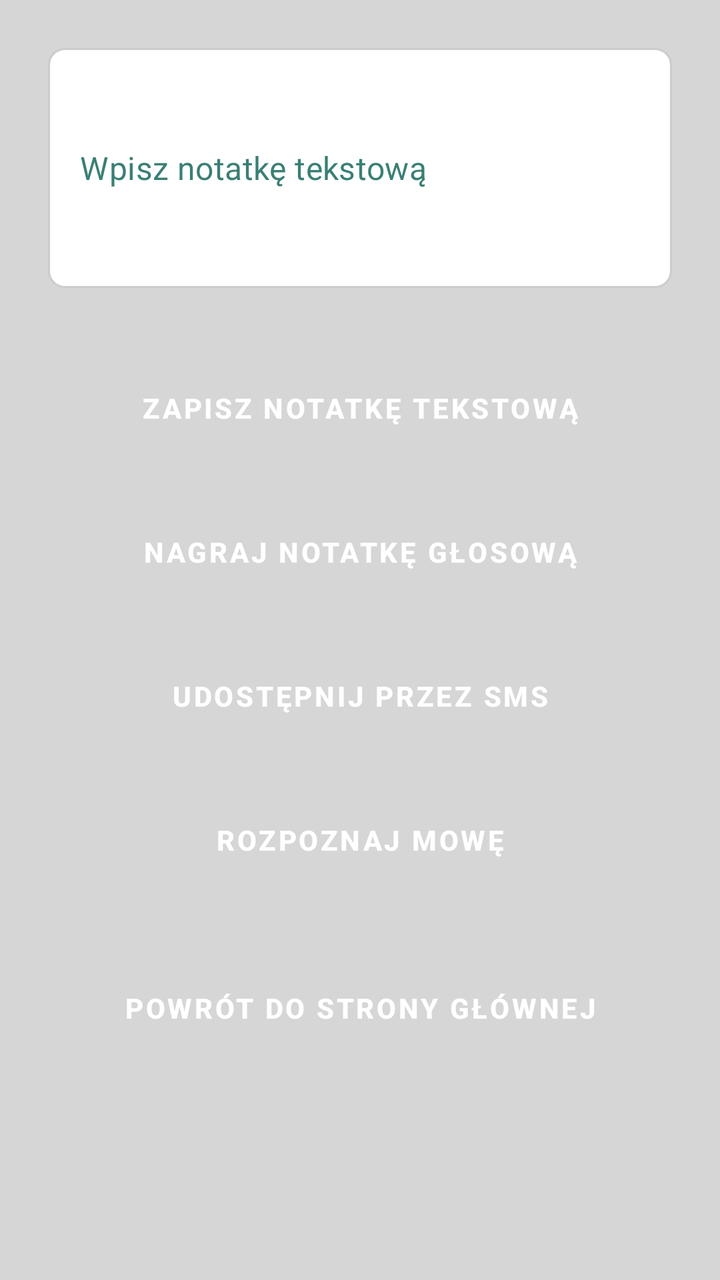
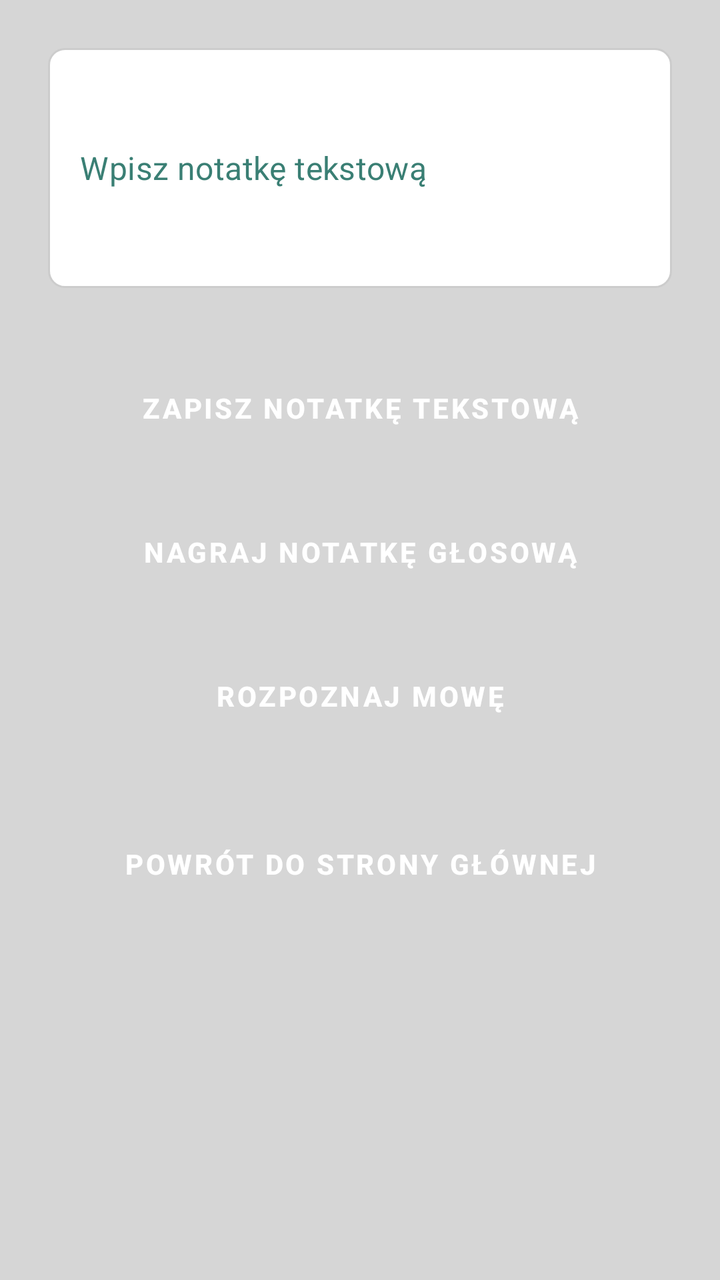

Compare the two renders of this Android layout. The source of the first and the diff that turns it into the second are given below.
<!-- AndroidManifest.xml: application theme Theme.GigaNotatnik -->
<!-- res/layout/activity_create_note.xml -->
<ScrollView xmlns:android="http://schemas.android.com/apk/res/android"
    android:orientation="vertical"
    android:layout_width="match_parent"
    android:layout_height="match_parent"
    android:background="?attr/colorSurface"
    android:padding="24dp">

    <LinearLayout
        android:orientation="vertical"
        android:layout_width="match_parent"
        android:layout_height="wrap_content">

        <EditText
            android:id="@+id/editTextNote"
            style="@style/AppEditText"
            android:minHeight="120dp"
            android:hint="@string/note_hint"
            android:inputType="textMultiLine"
            android:layout_marginBottom="24dp"
            android:layout_width="match_parent"
            android:layout_height="wrap_content"/>

        <Button
            android:id="@+id/btnSaveText"
            style="@style/AppButton"
            android:text="@string/save_text_note"
            android:layout_marginBottom="12dp"/>

        <Button
            android:id="@+id/btnRecord"
            style="@style/AppButton"
            android:text="@string/record_note"
            android:layout_marginBottom="12dp"/>

        <Button
            android:id="@+id/btnShare"
            style="@style/AppButton"
            android:text="@string/share_sms"
            android:layout_marginBottom="12dp"/>

        <Button
            android:id="@+id/btnSpeechToText"
            style="@style/AppButton"
            android:text="@string/speech_to_text"
            android:layout_marginBottom="12dp"/>

        <Button
            android:id="@+id/btnBackToMain"
            style="@style/AppButton"
            android:text="@string/back_to_main"
            android:layout_marginTop="24dp"/>
    </LinearLayout>
</ScrollView>
<!-- resources referenced by this layout -->
<resources>
  <string name="back_to_main">Powrót do strony głównej"</string>
  <string name="note_hint">Wpisz notatkę tekstową</string>
  <string name="record_note">Nagraj notatkę głosową</string>
  <string name="save_text_note">Zapisz notatkę tekstową</string>
  <string name="share_sms">Udostępnij przez SMS</string>
  <string name="speech_to_text">Rozpoznaj mowę</string>
  <style name="AppButton" parent="Widget.MaterialComponents.Button">
          <item name="android:layout_width">match_parent</item>
          <item name="android:layout_height">wrap_content</item>
          <item name="android:layout_marginTop">12dp</item>
          
          <item name="android:background">@drawable/button_background</item>
          
          <item name="android:textColor">?attr/colorOnPrimary</item>
          <item name="android:textStyle">bold</item>
          <item name="android:elevation">2dp</item>
      </style>
  <style name="AppEditText" parent="Widget.MaterialComponents.TextInputEditText.FilledBox">
          <item name="android:textColor">?attr/colorOnSurface</item>
          <item name="android:textColorHint">?attr/colorPrimary</item>
          <item name="android:padding">12dp</item>
          <item name="android:textSize">16sp</item>
          <item name="android:background">@drawable/edittext_background</item>
      </style>
  <style name="Theme.GigaNotatnik" parent="Theme.Material3.Light.NoActionBar">
          <item name="android:windowBackground">@color/background_light</item>
          <item name="colorPrimary">@color/primary_light</item>
          <item name="colorSecondary">@color/primary_teal_light</item>
          <item name="colorOnPrimary">@color/text_on_button_light</item>
          <item name="colorSurface">@color/surface_light</item>
          <item name="colorOnSurface">@color/text_primary_light</item>
      </style>
  <!-- drawable button_background (drawable) -->
  <?xml version="1.0" encoding="utf-8"?>
  <selector xmlns:android="http://schemas.android.com/apk/res/android">
      <shape xmlns:android="http://schemas.android.com/apk/res/android"
          android:shape="rectangle">
          <solid android:color="@color/primary_mint_light"/>
          <corners android:radius="12dp"/>
          <padding android:left="16dp" android:top="8dp"
              android:right="16dp" android:bottom="8dp"/>
      </shape>
  
  
  </selector>
  <!-- drawable edittext_background (drawable) -->
  <?xml version="1.0" encoding="utf-8"?>
  <shape xmlns:android="http://schemas.android.com/apk/res/android"
      android:shape="rectangle">
      <solid android:color="#FFFFFF" />
      <stroke android:width="1dp" android:color="#CCCCCC" />
      <corners android:radius="8dp" />
      <padding android:left="8dp" android:top="8dp" android:right="8dp" android:bottom="8dp" />
  </shape>
  <color name="background_light">#E0E0E0</color>
  <color name="primary_light">#3A7F74</color>
  <color name="primary_teal_light">#2F6F63</color>
  <color name="text_on_button_light">#FFFFFF</color>
  <color name="surface_light">#D6D6D6</color>
  <color name="text_primary_light">#111111</color>
  <color name="primary_mint_light">#5FA88C</color>
</resources>

<!-- the commit's change to res/layout/activity_create_note.xml (unified diff, before → after) -->
@@ -33,12 +33,6 @@
             android:layout_marginBottom="12dp"/>
 
         <Button
-            android:id="@+id/btnShare"
-            style="@style/AppButton"
-            android:text="@string/share_sms"
-            android:layout_marginBottom="12dp"/>
-
-        <Button
             android:id="@+id/btnSpeechToText"
             style="@style/AppButton"
             android:text="@string/speech_to_text"
<!-- resource entries referenced after the edit -->
@@ -4,15 +4,12 @@
   <string name="note_hint">Wpisz notatkę tekstową</string>
   <string name="record_note">Nagraj notatkę głosową</string>
   <string name="save_text_note">Zapisz notatkę tekstową</string>
-  <string name="share_sms">Udostępnij przez SMS</string>
   <string name="speech_to_text">Rozpoznaj mowę</string>
   <style name="AppButton" parent="Widget.MaterialComponents.Button">
           <item name="android:layout_width">match_parent</item>
           <item name="android:layout_height">wrap_content</item>
           <item name="android:layout_marginTop">12dp</item>
-          
           <item name="android:background">@drawable/button_background</item>
-          
           <item name="android:textColor">?attr/colorOnPrimary</item>
           <item name="android:textStyle">bold</item>
           <item name="android:elevation">2dp</item>
